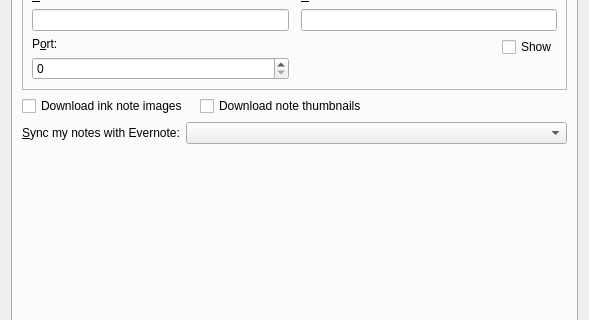
The window that lib/preferences/PreferencesDialog.ui (d1vanov/quentier) describes before a commit, drawn with Qt 5; both pictures show x 0 to 589 and y 135 to 455 of the 589 by 640 pixel window.
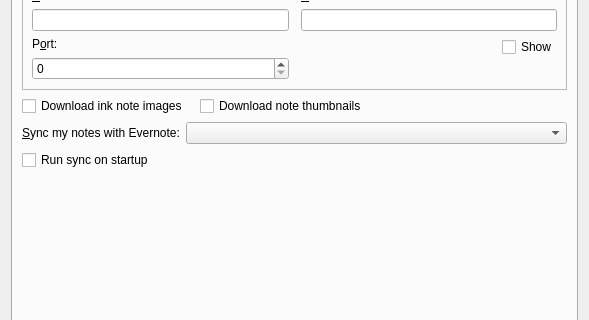
The same window after the commit. The open tabs and pages were chosen to show the change. Custom widgets are drawn as their Qt base class.

Commit message: Issue #387: support setting run sync on startup preference in preferences dialog

The edit to the form file:
```diff
--- a/lib/preferences/PreferencesDialog.ui
+++ b/lib/preferences/PreferencesDialog.ui
@@ -1045,6 +1045,30 @@
          </item>
         </layout>
        </item>
+       <item>
+        <layout class="QHBoxLayout" name="runSyncOnStartupHorizontalLayout">
+         <item>
+          <widget class="QCheckBox" name="runSyncOnStartupCheckBox">
+           <property name="text">
+            <string>Run sync on startup</string>
+           </property>
+          </widget>
+         </item>
+         <item>
+          <spacer name="runSyncOnStartupHorizontalSpacer">
+           <property name="orientation">
+            <enum>Qt::Horizontal</enum>
+           </property>
+           <property name="sizeHint" stdset="0">
+            <size>
+             <width>40</width>
+             <height>20</height>
+            </size>
+           </property>
+          </spacer>
+         </item>
+        </layout>
+       </item>
        <item>
         <spacer name="synchronizationTabVerticalSpacer">
          <property name="orientation">
```
The commit also changes 4 other files.
